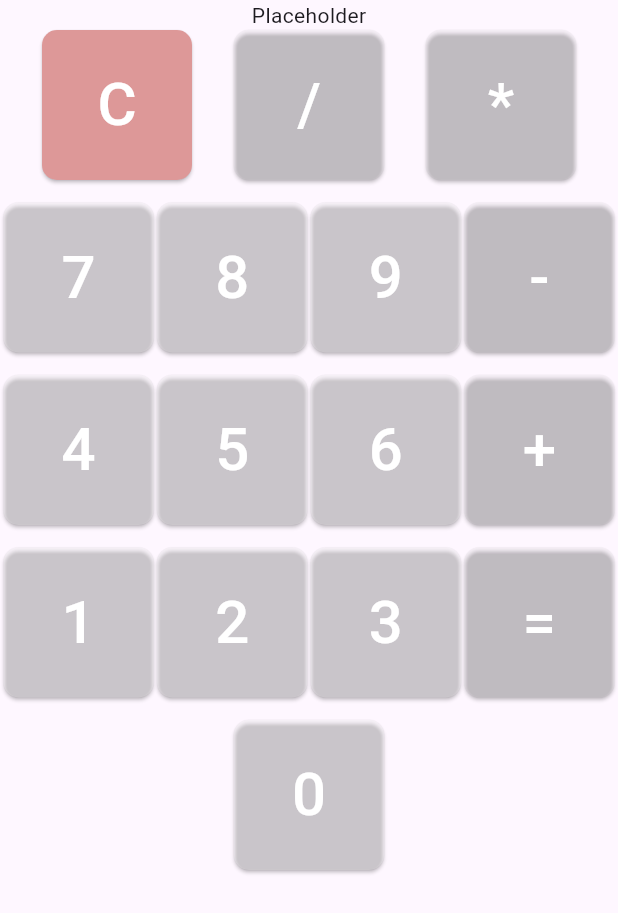
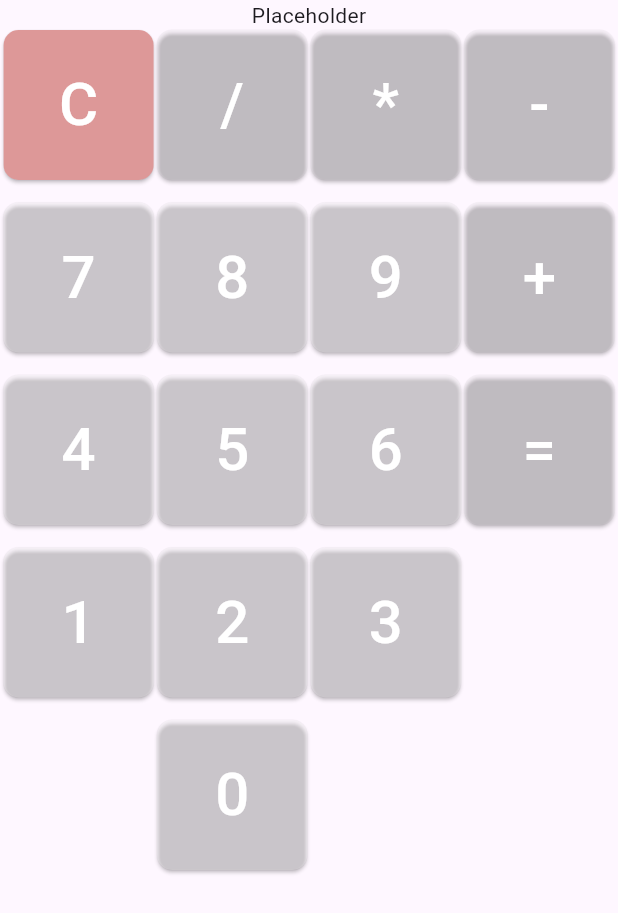
Before and after one commit to mikhailova-klavdia/flutter-practice, a Flutter app: the screen it shows after launch, on a phone screen of 412 x 824 dp. Shown: the top 913 px of the screen. Run offline on Flutter 3.47's test engine with Material 3 defaults, Android fonts, the phone set to English and light mode, and no system bars.

Commit message:
readjusted UI

```diff
--- a/lib/main.dart
+++ b/lib/main.dart
@@ -36,7 +36,8 @@ class _CalculatorState extends State<Calculator> {
             children: [
               createButton("C", const Color.fromARGB(255, 221, 152, 152)),
               createButton("/", Colors.white10),
-              createButton("*", Colors.white10)
+              createButton("*", Colors.white10),
+              createButton("-", Colors.white10)
             ],
           ),
           // for space between rows
@@ -47,7 +48,7 @@ class _CalculatorState extends State<Calculator> {
               createButton("7", Colors.white24),
               createButton("8", Colors.white24),
               createButton("9", Colors.white24),
-              createButton("-", Colors.white10)
+              createButton("+", Colors.white10)
             ],
           ),
           SizedBox(height: 15),
@@ -57,7 +58,7 @@ class _CalculatorState extends State<Calculator> {
               createButton("4", Colors.white24),
               createButton("5", Colors.white24),
               createButton("6", Colors.white24),
-              createButton("+", Colors.white10)
+              createButton("=", Colors.white10)
             ],
           ),
           SizedBox(height: 15),
@@ -67,11 +68,19 @@ class _CalculatorState extends State<Calculator> {
               createButton("1", Colors.white24),
               createButton("2", Colors.white24),
               createButton("3", Colors.white24),
-              createButton("=", Colors.white10)
+              SizedBox(width: 100.0,),
             ],
           ),
           SizedBox(height: 15),
-          createButton("0", Colors.white24)
+          Row(
+            mainAxisAlignment: MainAxisAlignment.spaceEvenly,
+            children: [
+              SizedBox(width: 100.0,),
+              createButton("0", Colors.white24),
+              SizedBox(width: 100.0,),
+              SizedBox(width: 100.0,)
+            ],
+          )
         ],
       ),
     );
```
